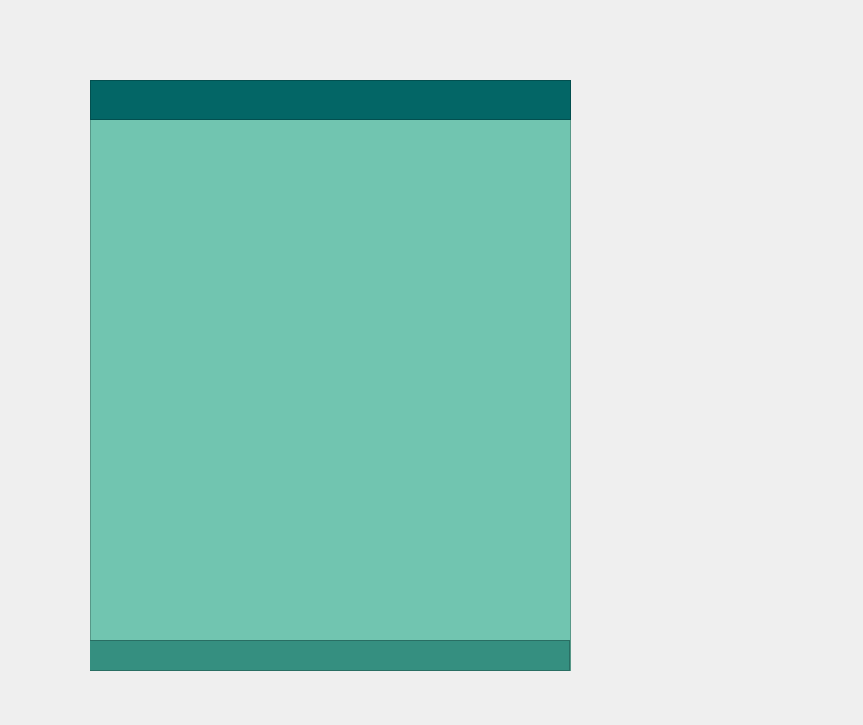
Before: the Qt Designer form View/UI/untitled.ui in GeovaniTech/DownTo-Videos-Musics, drawn with Qt 5.
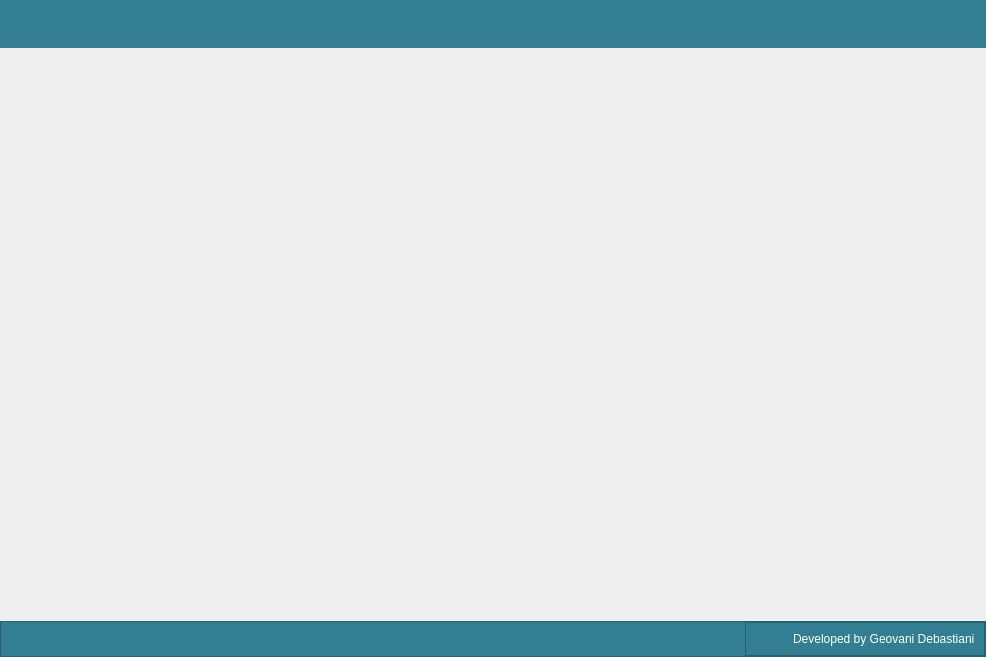
After: the same form once the commit is applied. Icons and pictures are not drawn.

Commit message: interface base

What changed in the file:
```diff
--- a/View/UI/untitled.ui
+++ b/View/UI/untitled.ui
@@ -6,140 +6,286 @@
    <rect>
     <x>0</x>
     <y>0</y>
-    <width>863</width>
-    <height>725</height>
+    <width>986</width>
+    <height>657</height>
    </rect>
   </property>
   <property name="windowTitle">
    <string>MainWindow</string>
   </property>
   <widget class="QWidget" name="centralwidget">
-   <widget class="QFrame" name="frame">
-    <property name="geometry">
-     <rect>
-      <x>90</x>
-      <y>80</y>
-      <width>481</width>
-      <height>591</height>
-     </rect>
+   <layout class="QVBoxLayout" name="verticalLayout">
+    <property name="spacing">
+     <number>0</number>
     </property>
-    <property name="styleSheet">
-     <string notr="true">background-color: rgb(113, 197, 176);</string>
+    <property name="leftMargin">
+     <number>0</number>
     </property>
-    <property name="frameShape">
-     <enum>QFrame::StyledPanel</enum>
+    <property name="topMargin">
+     <number>0</number>
     </property>
-    <property name="frameShadow">
-     <enum>QFrame::Raised</enum>
+    <property name="rightMargin">
+     <number>0</number>
     </property>
-    <widget class="QFrame" name="frame_2">
-     <property name="geometry">
-      <rect>
-       <x>-1</x>
-       <y>560</y>
-       <width>481</width>
-       <height>31</height>
-      </rect>
-     </property>
-     <property name="styleSheet">
-      <string notr="true">background-color: rgb(53, 143, 128);</string>
-     </property>
-     <property name="frameShape">
-      <enum>QFrame::StyledPanel</enum>
-     </property>
-     <property name="frameShadow">
-      <enum>QFrame::Raised</enum>
-     </property>
-    </widget>
-    <widget class="QFrame" name="frame_3">
-     <property name="geometry">
-      <rect>
-       <x>0</x>
-       <y>0</y>
-       <width>481</width>
-       <height>40</height>
-      </rect>
-     </property>
-     <property name="styleSheet">
-      <string notr="true">background-color: rgb(3, 102, 102);</string>
-     </property>
-     <property name="frameShape">
-      <enum>QFrame::StyledPanel</enum>
-     </property>
-     <property name="frameShadow">
-      <enum>QFrame::Raised</enum>
-     </property>
-     <widget class="QPushButton" name="pushButton">
-      <property name="geometry">
-       <rect>
-        <x>445</x>
-        <y>5</y>
-        <width>30</width>
-        <height>30</height>
-       </rect>
+    <property name="bottomMargin">
+     <number>0</number>
+    </property>
+    <item>
+     <widget class="QFrame" name="main_frame">
+      <property name="frameShape">
+       <enum>QFrame::NoFrame</enum>
       </property>
-      <property name="styleSheet">
-       <string notr="true">QPushButton {
-	border: solid 0px;
-	background-image: url(:/Images/icons/x.png);
-}
-QPushButton:hover {
-
-background-image: url(:/Images/icons/x_hover.png);
-}</string>
+      <property name="frameShadow">
+       <enum>QFrame::Raised</enum>
       </property>
-      <property name="text">
-       <string/>
-      </property>
-     </widget>
-     <widget class="QPushButton" name="pushButton_2">
-      <property name="geometry">
-       <rect>
-        <x>370</x>
-        <y>5</y>
-        <width>30</width>
-        <height>30</height>
-       </rect>
-      </property>
-      <property name="styleSheet">
-       <string notr="true">QPushButton {
-	border: solid 0px;
+      <layout class="QVBoxLayout" name="verticalLayout_2">
+       <property name="spacing">
+        <number>0</number>
+       </property>
+       <property name="leftMargin">
+        <number>0</number>
+       </property>
+       <property name="topMargin">
+        <number>0</number>
+       </property>
+       <property name="rightMargin">
+        <number>0</number>
+       </property>
+       <property name="bottomMargin">
+        <number>0</number>
+       </property>
+       <item alignment="Qt::AlignTop">
+        <widget class="QFrame" name="top">
+         <property name="styleSheet">
+          <string notr="true">background-color: #327f93;</string>
+         </property>
+         <property name="frameShape">
+          <enum>QFrame::NoFrame</enum>
+         </property>
+         <property name="frameShadow">
+          <enum>QFrame::Raised</enum>
+         </property>
+         <layout class="QVBoxLayout" name="verticalLayout_3">
+          <property name="spacing">
+           <number>0</number>
+          </property>
+          <property name="leftMargin">
+           <number>0</number>
+          </property>
+          <property name="topMargin">
+           <number>0</number>
+          </property>
+          <property name="rightMargin">
+           <number>0</number>
+          </property>
+          <property name="bottomMargin">
+           <number>0</number>
+          </property>
+          <item alignment="Qt::AlignRight">
+           <widget class="QFrame" name="frame">
+            <property name="frameShape">
+             <enum>QFrame::NoFrame</enum>
+            </property>
+            <property name="frameShadow">
+             <enum>QFrame::Raised</enum>
+            </property>
+            <layout class="QHBoxLayout" name="horizontalLayout">
+             <item>
+              <widget class="QPushButton" name="btn_min">
+               <property name="minimumSize">
+                <size>
+                 <width>30</width>
+                 <height>30</height>
+                </size>
+               </property>
+               <property name="maximumSize">
+                <size>
+                 <width>30</width>
+                 <height>30</height>
+                </size>
+               </property>
+               <property name="styleSheet">
+                <string notr="true">QPushButton {
+border: 0px;
 	background-image: url(:/Images/icons/minus.png);
 }
-QPushButton:hover {
 
-background-image: url(:/Images/icons/minus_hover.png);
+QPushButton:hover {
+border: 0px;
+	background-image: url(:/Images/icons/minus_hover.png);
 }</string>
-      </property>
-      <property name="text">
-       <string/>
-      </property>
-     </widget>
-     <widget class="QPushButton" name="pushButton_3">
-      <property name="geometry">
-       <rect>
-        <x>411</x>
-        <y>7</y>
-        <width>26</width>
-        <height>26</height>
-       </rect>
-      </property>
-      <property name="styleSheet">
-       <string notr="true">QPushButton {
-	border: solid 0px;
+               </property>
+               <property name="text">
+                <string/>
+               </property>
+              </widget>
+             </item>
+             <item>
+              <widget class="QPushButton" name="btn_max_min">
+               <property name="minimumSize">
+                <size>
+                 <width>25</width>
+                 <height>25</height>
+                </size>
+               </property>
+               <property name="maximumSize">
+                <size>
+                 <width>25</width>
+                 <height>25</height>
+                </size>
+               </property>
+               <property name="styleSheet">
+                <string notr="true">QPushButton {
+border: 0px;
 	background-image: url(:/Images/icons/max.png);
 }
+
 QPushButton:hover {
+border: 0px;
+	background-image: url(:/Images/icons/max_hover.png);
+}</string>
+               </property>
+               <property name="text">
+                <string/>
+               </property>
+              </widget>
+             </item>
+             <item>
+              <widget class="QPushButton" name="btn_exit">
+               <property name="minimumSize">
+                <size>
+                 <width>30</width>
+                 <height>30</height>
+                </size>
+               </property>
+               <property name="maximumSize">
+                <size>
+                 <width>30</width>
+                 <height>30</height>
+                </size>
+               </property>
+               <property name="styleSheet">
+                <string notr="true">QPushButton {
+border: 0px;
+	background-image: url(:/Images/icons/x.png);
+}
 
-background-image: url(:/Images/icons/max_hover.png);
+QPushButton:hover {
+border: 0px;
+background-image: url(:/Images/icons/x_hover.png);
 }</string>
-      </property>
-      <property name="text">
-       <string/>
-      </property>
+               </property>
+               <property name="text">
+                <string/>
+               </property>
+              </widget>
+             </item>
+            </layout>
+           </widget>
+          </item>
+         </layout>
+        </widget>
+       </item>
+       <item>
+        <widget class="QFrame" name="center">
+         <property name="frameShape">
+          <enum>QFrame::NoFrame</enum>
+         </property>
+         <property name="frameShadow">
+          <enum>QFrame::Raised</enum>
+         </property>
+         <layout class="QVBoxLayout" name="verticalLayout_4">
+          <property name="spacing">
+           <number>0</number>
+          </property>
+          <property name="leftMargin">
+           <number>0</number>
+          </property>
+          <property name="topMargin">
+           <number>0</number>
+          </property>
+          <property name="rightMargin">
+           <number>0</number>
+          </property>
+          <property name="bottomMargin">
+           <number>0</number>
+          </property>
+          <item>
+           <widget class="QStackedWidget" name="stackedWidget">
+            <widget class="QWidget" name="page"/>
+            <widget class="QWidget" name="page_2"/>
+           </widget>
+          </item>
+         </layout>
+        </widget>
+       </item>
+       <item alignment="Qt::AlignBottom">
+        <widget class="QFrame" name="bottom">
+         <property name="styleSheet">
+          <string notr="true">background-color: #327f93;</string>
+         </property>
+         <property name="frameShape">
+          <enum>QFrame::StyledPanel</enum>
+         </property>
+         <property name="frameShadow">
+          <enum>QFrame::Raised</enum>
+         </property>
+         <layout class="QHBoxLayout" name="horizontalLayout_2">
+          <property name="spacing">
+           <number>0</number>
+          </property>
+          <property name="leftMargin">
+           <number>0</number>
+          </property>
+          <property name="topMargin">
+           <number>0</number>
+          </property>
+          <property name="rightMargin">
+           <number>0</number>
+          </property>
+          <property name="bottomMargin">
+           <number>0</number>
+          </property>
+          <item alignment="Qt::AlignRight|Qt::AlignBottom">
+           <widget class="QFrame" name="frame_3">
+            <property name="frameShape">
+             <enum>QFrame::StyledPanel</enum>
+            </property>
+            <property name="frameShadow">
+             <enum>QFrame::Raised</enum>
+            </property>
+            <layout class="QHBoxLayout" name="horizontalLayout_3">
+             <item>
+              <widget class="QPushButton" name="pushButton">
+               <property name="styleSheet">
+                <string notr="true">border: solid 0px;</string>
+               </property>
+               <property name="text">
+                <string/>
+               </property>
+              </widget>
+             </item>
+             <item>
+              <widget class="QLabel" name="label">
+               <property name="styleSheet">
+                <string notr="true">font: 11pt &quot;Century Gothic&quot;;
+color: white;</string>
+               </property>
+               <property name="text">
+                <string>Developed by Geovani Debastiani</string>
+               </property>
+              </widget>
+             </item>
+            </layout>
+           </widget>
+          </item>
+         </layout>
+        </widget>
+       </item>
+      </layout>
      </widget>
-    </widget>
-   </widget>
+    </item>
+   </layout>
   </widget>
  </widget>
  <resources>
```
Left out of the diff: 2 changed lines with no effect on the pictures.
